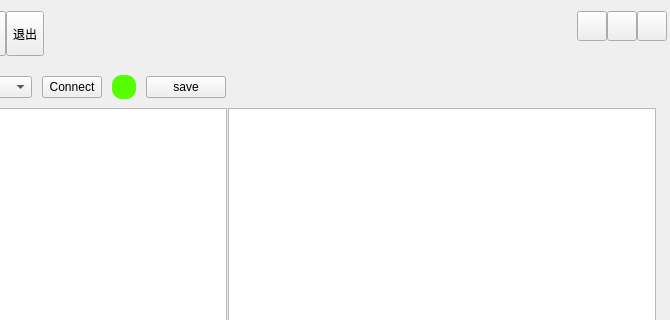
Old version of the form widget.ui in the repository MCreatorD/airlistion; both pictures show x 216 to 886 and y 0 to 320 of the 886 by 583 pixel window.
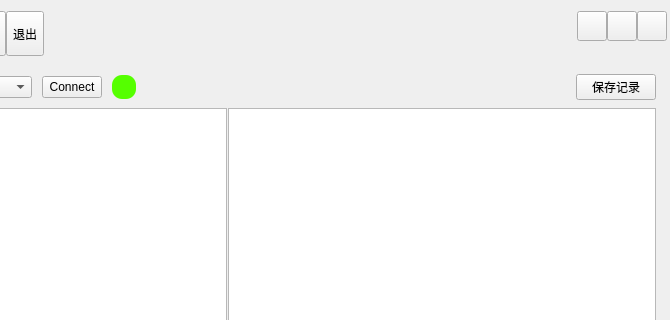
New version of the form. Icons and pictures are not drawn.

The edit to the form file:
```diff
--- a/widget.ui
+++ b/widget.ui
@@ -431,13 +431,6 @@
             </property>
            </widget>
           </item>
-          <item>
-           <widget class="QPushButton" name="btnSave">
-            <property name="text">
-             <string>save</string>
-            </property>
-           </widget>
-          </item>
           <item>
            <spacer name="horizontalSpacer_2">
             <property name="orientation">
@@ -451,6 +444,13 @@
             </property>
            </spacer>
           </item>
+          <item>
+           <widget class="QPushButton" name="btnSave">
+            <property name="text">
+             <string>保存记录</string>
+            </property>
+           </widget>
+          </item>
          </layout>
         </widget>
        </item>
```
